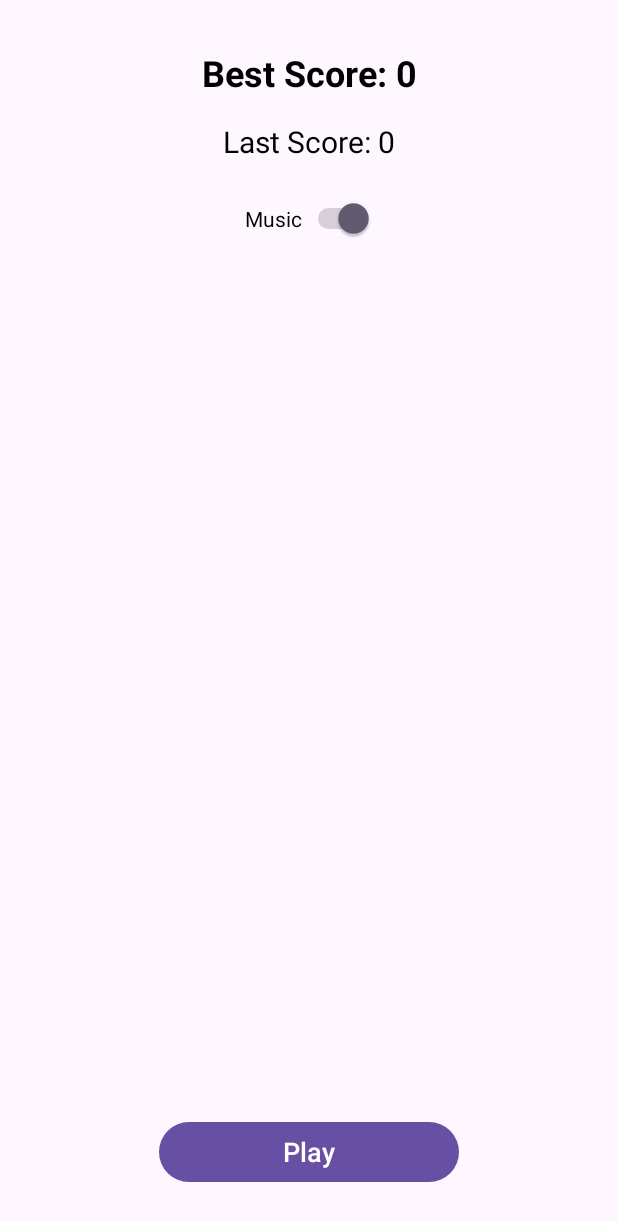
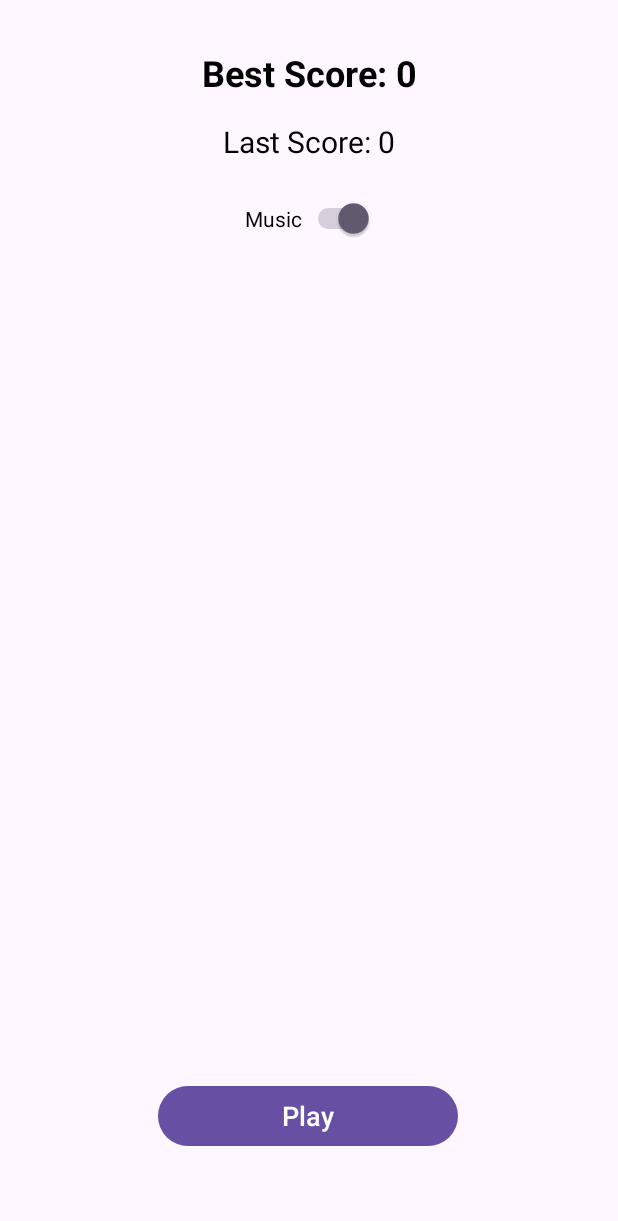
Before and after one commit to Yoavmegadish/snaketry, an Android app: the screen it shows after launch (PlayActivity), on a phone screen of 412 x 824 dp. Shown: the top 1221 px of the screen. Run offline under Robolectric (Android 15) with nearby library versions, the phone set to English and light mode, and no system bars; our stand-ins replace Room's generated code; 1 statement that could not run was skipped.

```diff
--- a/app/src/main/res/layout/activity_play.xml
+++ b/app/src/main/res/layout/activity_play.xml
@@ -57,11 +57,12 @@
         android:id="@+id/playbtn"
         android:layout_width="200dp"
         android:layout_height="wrap_content"
+        android:layout_marginBottom="56dp"
         android:text="Play"
         android:textSize="18sp"
         app:layout_constraintBottom_toBottomOf="parent"
-        app:layout_constraintStart_toStartOf="parent"
         app:layout_constraintEnd_toEndOf="parent"
-        android:layout_marginBottom="32dp" />
+        app:layout_constraintHorizontal_bias="0.497"
+        app:layout_constraintStart_toStartOf="parent" />
 
 </androidx.constraintlayout.widget.ConstraintLayout>
--- a/app/src/main/res/layout/fragment_rejection.xml
+++ b/app/src/main/res/layout/fragment_rejection.xml
@@ -55,7 +55,7 @@
             android:id="@+id/imout"
             android:layout_width="160dp"
             android:layout_height="wrap_content"
-            android:text="יציאה"
+            android:text="Exit"
             android:textSize="18sp"
             android:layout_marginEnd="16dp"
             android:backgroundTint="#FF4444"
@@ -65,7 +65,7 @@
             android:id="@+id/anotheronebtn"
             android:layout_width="160dp"
             android:layout_height="wrap_content"
-            android:text="שחק שוב"
+            android:text="Play again"
             android:textSize="18sp"
             android:backgroundTint="#4CAF50"
             android:elevation="4dp" />
```
Also changed, not shown: app/src/main/java/com/example/snaketry/PauseFragment.java (+10 -1 lines).
